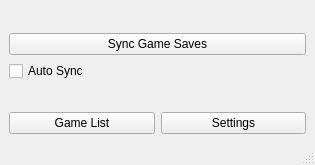
SEWsam/gdrive-gamepass, file UI/main.ui: the form before one commit.
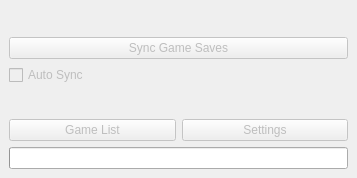
The form after the commit.

What changed in the file:
```diff
--- a/UI/main.ui
+++ b/UI/main.ui
@@ -6,20 +6,20 @@
    <rect>
     <x>0</x>
     <y>0</y>
-    <width>315</width>
-    <height>165</height>
+    <width>357</width>
+    <height>178</height>
    </rect>
   </property>
   <property name="minimumSize">
    <size>
-    <width>315</width>
-    <height>165</height>
+    <width>357</width>
+    <height>178</height>
    </size>
   </property>
   <property name="maximumSize">
    <size>
-    <width>803</width>
-    <height>427</height>
+    <width>357</width>
+    <height>178</height>
    </size>
   </property>
   <property name="windowTitle">
@@ -42,6 +42,9 @@
     </item>
     <item>
      <widget class="QPushButton" name="sync_button">
+      <property name="enabled">
+       <bool>false</bool>
+      </property>
       <property name="text">
        <string>Sync Game Saves</string>
       </property>
@@ -49,6 +52,9 @@
     </item>
     <item>
      <widget class="QCheckBox" name="auto_option">
+      <property name="enabled">
+       <bool>false</bool>
+      </property>
       <property name="text">
        <string>Auto Sync</string>
       </property>
@@ -71,6 +77,9 @@
      <layout class="QHBoxLayout" name="horizontalLayout">
       <item>
        <widget class="QPushButton" name="list_button">
+        <property name="enabled">
+         <bool>false</bool>
+        </property>
         <property name="text">
          <string>Game List</string>
         </property>
@@ -78,6 +87,9 @@
       </item>
       <item>
        <widget class="QPushButton" name="settings_button">
+        <property name="enabled">
+         <bool>false</bool>
+        </property>
         <property name="text">
          <string>Settings</string>
         </property>
@@ -85,9 +97,18 @@
       </item>
      </layout>
     </item>
+    <item>
+     <widget class="QProgressBar" name="sync_progress">
+      <property name="value">
+       <number>0</number>
+      </property>
+      <property name="textVisible">
+       <bool>false</bool>
+      </property>
+     </widget>
+    </item>
    </layout>
   </widget>
-  <widget class="QStatusBar" name="statusbar"/>
  </widget>
  <resources/>
  <connections/>
```
